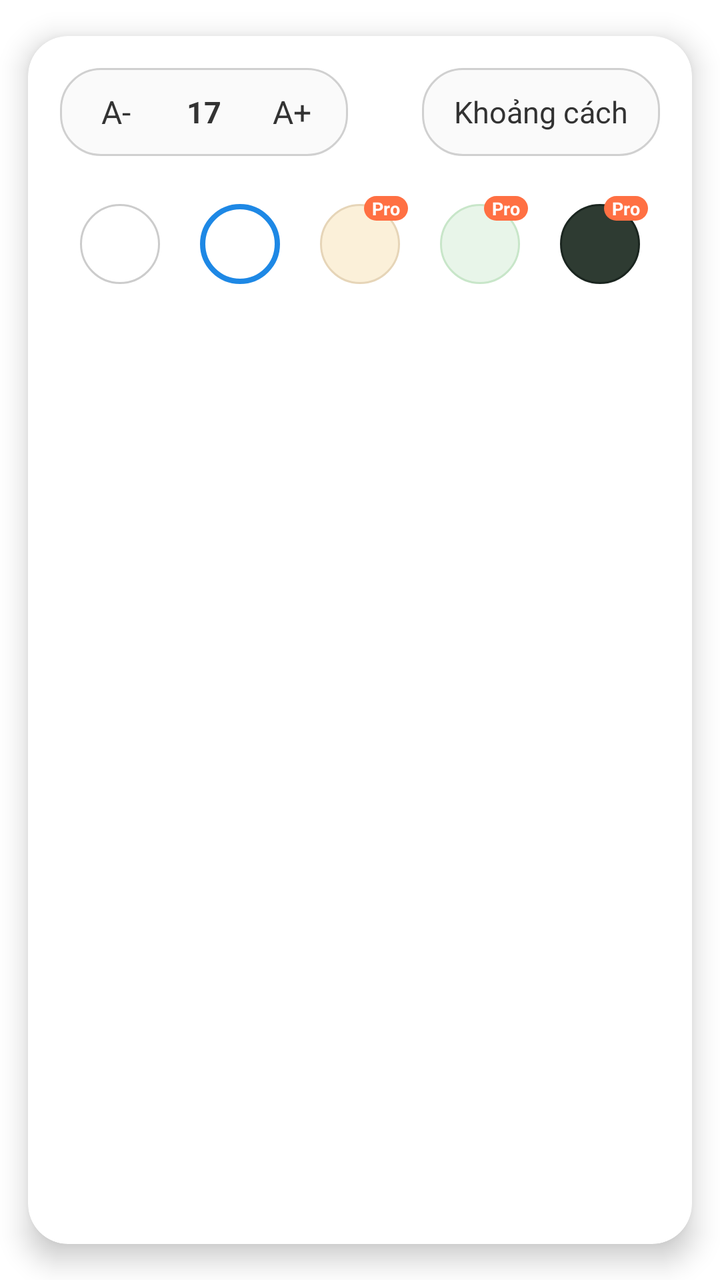
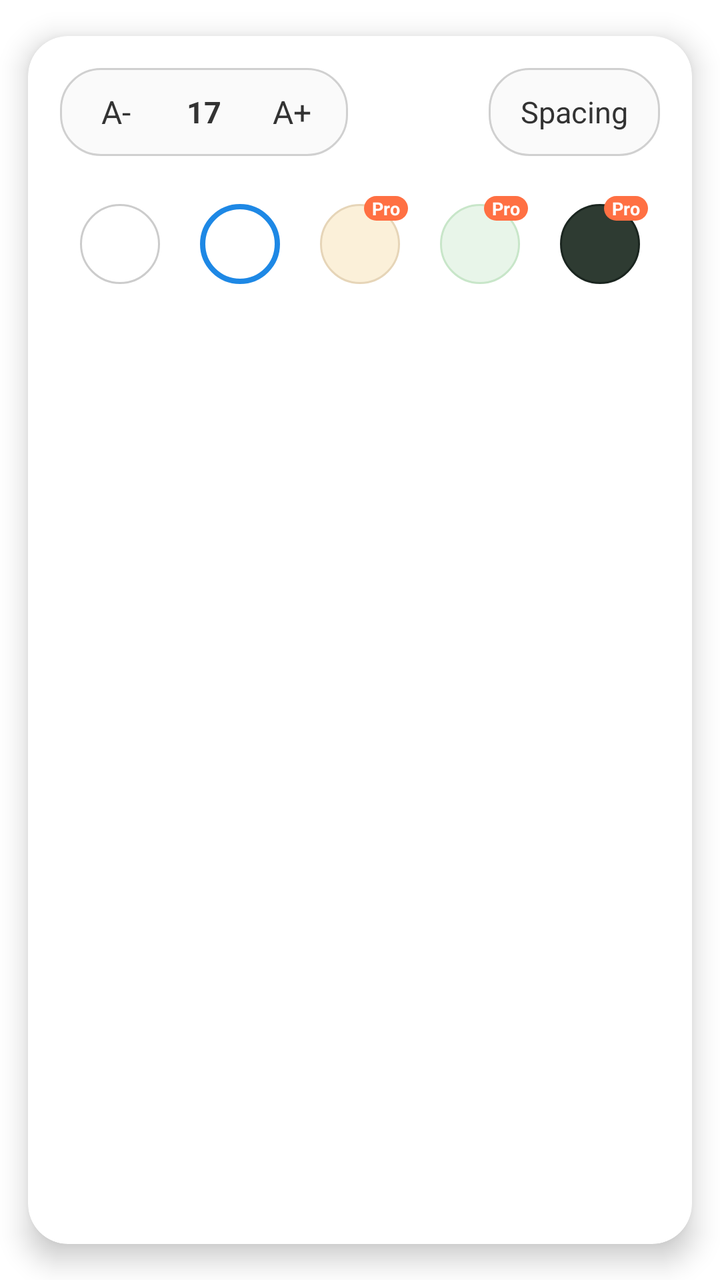

Compare the two renders of this Android layout. The source of the first and the diff that turns it into the second are given below.
<!-- AndroidManifest.xml: application theme Theme.Epub_reader -->
<!-- res/layout/dialog_reader_settings_sheet.xml -->
<?xml version="1.0" encoding="utf-8"?>
<androidx.cardview.widget.CardView xmlns:android="http://schemas.android.com/apk/res/android"
    xmlns:app="http://schemas.android.com/apk/res-auto"
    android:id="@+id/cardSettingsPanel"
    android:layout_width="match_parent"
    android:layout_height="wrap_content"
    app:cardCornerRadius="20dp"
    app:cardElevation="8dp"
    app:cardUseCompatPadding="true"
    app:cardBackgroundColor="@color/white">

    <FrameLayout
        android:layout_width="match_parent"
        android:layout_height="wrap_content"
        android:padding="16dp">

        
        <LinearLayout
            android:id="@+id/layoutMainSettings"
            android:layout_width="match_parent"
            android:layout_height="wrap_content"
            android:orientation="vertical">

            
            <LinearLayout
                android:layout_width="match_parent"
                android:layout_height="wrap_content"
                android:orientation="horizontal"
                android:gravity="center_vertical"
                android:layout_marginBottom="20dp">

                
                <LinearLayout
                    android:layout_width="wrap_content"
                    android:layout_height="44dp"
                    android:orientation="horizontal"
                    android:gravity="center_vertical"
                    android:paddingStart="4dp"
                    android:paddingEnd="4dp"
                    android:background="@drawable/bg_rounded_border">

                    <TextView
                        android:id="@+id/btnFontDecrease"
                        android:layout_width="48dp"
                        android:layout_height="match_parent"
                        android:gravity="center"
                        android:text="A-"
                        android:textColor="#333333"
                        android:textSize="16sp"
                        android:background="?attr/selectableItemBackground" />

                    <TextView
                        android:id="@+id/tvFontSizeValue"
                        android:layout_width="40dp"
                        android:layout_height="wrap_content"
                        android:gravity="center"
                        android:text="17"
                        android:textColor="#333333"
                        android:textSize="15sp"
                        android:textStyle="bold" />

                    <TextView
                        android:id="@+id/btnFontIncrease"
                        android:layout_width="48dp"
                        android:layout_height="match_parent"
                        android:gravity="center"
                        android:text="A+"
                        android:textColor="#333333"
                        android:textSize="16sp"
                        android:background="?attr/selectableItemBackground" />
                </LinearLayout>

                <View
                    android:layout_width="0dp"
                    android:layout_height="1dp"
                    android:layout_weight="1" />

                
                <TextView
                    android:id="@+id/btnLineSpacing"
                    android:layout_width="wrap_content"
                    android:layout_height="44dp"
                    android:paddingStart="16dp"
                    android:paddingEnd="16dp"
                    android:gravity="center"
                    android:text="Khoảng cách"
                    android:textColor="#333333"
                    android:textSize="15sp"
                    android:background="@drawable/bg_rounded_border" />
            </LinearLayout>

            
            <LinearLayout
                android:layout_width="match_parent"
                android:layout_height="wrap_content"
                android:orientation="horizontal"
                android:gravity="center">

                
                <FrameLayout
                    android:id="@+id/btnThemeWhite"
                    android:layout_width="48dp"
                    android:layout_height="48dp"
                    android:layout_marginEnd="12dp">
                    <View
                        android:id="@+id/viewThemeWhite"
                        android:layout_width="40dp"
                        android:layout_height="40dp"
                        android:layout_gravity="center"
                        android:background="@drawable/bg_circle_white" />
                </FrameLayout>

                
                <FrameLayout
                    android:id="@+id/btnThemeBlue"
                    android:layout_width="48dp"
                    android:layout_height="48dp"
                    android:layout_marginEnd="12dp">
                    <View
                        android:id="@+id/viewThemeBlue"
                        android:layout_width="40dp"
                        android:layout_height="40dp"
                        android:layout_gravity="center"
                        android:background="@drawable/bg_circle_blue" />
                </FrameLayout>

                
                <FrameLayout
                    android:id="@+id/btnThemeSepia"
                    android:layout_width="48dp"
                    android:layout_height="48dp"
                    android:layout_marginEnd="12dp">
                    <View
                        android:id="@+id/viewThemeSepia"
                        android:layout_width="40dp"
                        android:layout_height="40dp"
                        android:layout_gravity="center"
                        android:background="@drawable/bg_circle_sepia" />
                    <TextView
                        android:layout_width="wrap_content"
                        android:layout_height="wrap_content"
                        android:layout_gravity="top|end"
                        android:text="Pro"
                        android:textSize="9sp"
                        android:textStyle="bold"
                        android:textColor="@color/white"
                        android:paddingStart="4dp"
                        android:paddingEnd="4dp"
                        android:background="@drawable/bg_badge_pro" />
                </FrameLayout>

                
                <FrameLayout
                    android:id="@+id/btnThemeGreen"
                    android:layout_width="48dp"
                    android:layout_height="48dp"
                    android:layout_marginEnd="12dp">
                    <View
                        android:id="@+id/viewThemeGreen"
                        android:layout_width="40dp"
                        android:layout_height="40dp"
                        android:layout_gravity="center"
                        android:background="@drawable/bg_circle_green" />
                    <TextView
                        android:layout_width="wrap_content"
                        android:layout_height="wrap_content"
                        android:layout_gravity="top|end"
                        android:text="Pro"
                        android:textSize="9sp"
                        android:textStyle="bold"
                        android:textColor="@color/white"
                        android:paddingStart="4dp"
                        android:paddingEnd="4dp"
                        android:background="@drawable/bg_badge_pro" />
                </FrameLayout>

                
                <FrameLayout
                    android:id="@+id/btnThemeDark"
                    android:layout_width="48dp"
                    android:layout_height="48dp">
                    <View
                        android:id="@+id/viewThemeDark"
                        android:layout_width="40dp"
                        android:layout_height="40dp"
                        android:layout_gravity="center"
                        android:background="@drawable/bg_circle_dark" />
                    <TextView
                        android:layout_width="wrap_content"
                        android:layout_height="wrap_content"
                        android:layout_gravity="top|end"
                        android:text="Pro"
                        android:textSize="9sp"
                        android:textStyle="bold"
                        android:textColor="@color/white"
                        android:paddingStart="4dp"
                        android:paddingEnd="4dp"
                        android:background="@drawable/bg_badge_pro" />
                </FrameLayout>

            </LinearLayout>

        </LinearLayout>

        
        <LinearLayout
            android:id="@+id/layoutSpacingSettings"
            android:layout_width="match_parent"
            android:layout_height="wrap_content"
            android:orientation="horizontal"
            android:gravity="center_vertical"
            android:paddingTop="8dp"
            android:paddingBottom="8dp"
            android:visibility="gone">

            <TextView
                android:id="@+id/btnBackToMainSettings"
                android:layout_width="wrap_content"
                android:layout_height="wrap_content"
                android:text="Khoảng cách..."
                android:textColor="#333333"
                android:textSize="15sp"
                android:background="?attr/selectableItemBackground" />

            <View
                android:layout_width="0dp"
                android:layout_height="1dp"
                android:layout_weight="1" />

            
            <LinearLayout
                android:layout_width="wrap_content"
                android:layout_height="44dp"
                android:orientation="horizontal"
                android:gravity="center_vertical"
                android:paddingStart="4dp"
                android:paddingEnd="4dp"
                android:background="@drawable/bg_rounded_border">

                <TextView
                    android:id="@+id/btnSpacingDecrease"
                    android:layout_width="48dp"
                    android:layout_height="match_parent"
                    android:gravity="center"
                    android:text="-"
                    android:textColor="#333333"
                    android:textSize="18sp"
                    android:background="?attr/selectableItemBackground" />

                <TextView
                    android:id="@+id/tvSpacingValue"
                    android:layout_width="40dp"
                    android:layout_height="wrap_content"
                    android:gravity="center"
                    android:text="10"
                    android:textColor="#333333"
                    android:textSize="15sp"
                    android:textStyle="bold" />

                <TextView
                    android:id="@+id/btnSpacingIncrease"
                    android:layout_width="48dp"
                    android:layout_height="match_parent"
                    android:gravity="center"
                    android:text="+"
                    android:textColor="#333333"
                    android:textSize="18sp"
                    android:background="?attr/selectableItemBackground" />
            </LinearLayout>

        </LinearLayout>

    </FrameLayout>

</androidx.cardview.widget.CardView>
<!-- resources referenced by this layout -->
<resources>
  <color name="white">#FFFFFFFF</color>
  <!-- drawable bg_badge_pro (drawable) -->
  <?xml version="1.0" encoding="utf-8"?>
  <shape xmlns:android="http://schemas.android.com/apk/res/android"
      android:shape="rectangle">
      <solid android:color="#FF7043" />
      <corners android:radius="8dp" />
  </shape>
  <!-- drawable bg_circle_blue (drawable) -->
  <?xml version="1.0" encoding="utf-8"?>
  <shape xmlns:android="http://schemas.android.com/apk/res/android"
      android:shape="oval">
      <solid android:color="#FFFFFF" />
      <stroke
          android:width="2.5dp"
          android:color="#1E88E5" />
  </shape>
  <!-- drawable bg_circle_dark (drawable) -->
  <?xml version="1.0" encoding="utf-8"?>
  <shape xmlns:android="http://schemas.android.com/apk/res/android"
      android:shape="oval">
      <solid android:color="#2E3B32" />
      <stroke
          android:width="1dp"
          android:color="#1B2620" />
  </shape>
  <!-- drawable bg_circle_green (drawable) -->
  <?xml version="1.0" encoding="utf-8"?>
  <shape xmlns:android="http://schemas.android.com/apk/res/android"
      android:shape="oval">
      <solid android:color="#E8F5E9" />
      <stroke
          android:width="1dp"
          android:color="#C8E6C9" />
  </shape>
  <!-- drawable bg_circle_sepia (drawable) -->
  <?xml version="1.0" encoding="utf-8"?>
  <shape xmlns:android="http://schemas.android.com/apk/res/android"
      android:shape="oval">
      <solid android:color="#FBF0D9" />
      <stroke
          android:width="1dp"
          android:color="#E6D5B8" />
  </shape>
  <!-- drawable bg_circle_white (drawable) -->
  <?xml version="1.0" encoding="utf-8"?>
  <shape xmlns:android="http://schemas.android.com/apk/res/android"
      android:shape="oval">
      <solid android:color="#FFFFFF" />
      <stroke
          android:width="1dp"
          android:color="#CCCCCC" />
  </shape>
  <!-- drawable bg_rounded_border (drawable) -->
  <?xml version="1.0" encoding="utf-8"?>
  <shape xmlns:android="http://schemas.android.com/apk/res/android"
      android:shape="rectangle">
      <solid android:color="#FAFAFA" />
      <stroke
          android:width="1dp"
          android:color="#D0D0D0" />
      <corners android:radius="20dp" />
  </shape>
  <style name="Theme.Epub_reader" parent="Theme.MaterialComponents.DayNight.NoActionBar" />
</resources>

<!-- the commit's change to res/layout/dialog_reader_settings_sheet.xml (unified diff, before → after) -->
@@ -83,7 +83,7 @@
                     android:paddingStart="16dp"
                     android:paddingEnd="16dp"
                     android:gravity="center"
-                    android:text="Khoảng cách"
+                    android:text="@string/spacing"
                     android:textColor="#333333"
                     android:textSize="15sp"
                     android:background="@drawable/bg_rounded_border" />
@@ -140,7 +140,7 @@
                         android:layout_width="wrap_content"
                         android:layout_height="wrap_content"
                         android:layout_gravity="top|end"
-                        android:text="Pro"
+                        android:text="@string/pro"
                         android:textSize="9sp"
                         android:textStyle="bold"
                         android:textColor="@color/white"
@@ -165,7 +165,7 @@
                         android:layout_width="wrap_content"
                         android:layout_height="wrap_content"
                         android:layout_gravity="top|end"
-                        android:text="Pro"
+                        android:text="@string/pro"
                         android:textSize="9sp"
                         android:textStyle="bold"
                         android:textColor="@color/white"
@@ -189,7 +189,7 @@
                         android:layout_width="wrap_content"
                         android:layout_height="wrap_content"
                         android:layout_gravity="top|end"
-                        android:text="Pro"
+                        android:text="@string/pro"
                         android:textSize="9sp"
                         android:textStyle="bold"
                         android:textColor="@color/white"
@@ -217,7 +217,7 @@
                 android:id="@+id/btnBackToMainSettings"
                 android:layout_width="wrap_content"
                 android:layout_height="wrap_content"
-                android:text="Khoảng cách..."
+                android:text="@string/spacing_ellipsis"
                 android:textColor="#333333"
                 android:textSize="15sp"
                 android:background="?attr/selectableItemBackground" />
<!-- resource entries referenced after the edit -->
@@ -63,6 +63,9 @@
           android:color="#D0D0D0" />
       <corners android:radius="20dp" />
   </shape>
+  <string name="pro" translatable="false">Pro</string>
+  <string name="spacing">Spacing</string>
+  <string name="spacing_ellipsis">Spacing…</string>
   <style name="Theme.Epub_reader" parent="Theme.MaterialComponents.DayNight.NoActionBar" />
 </resources>
 
